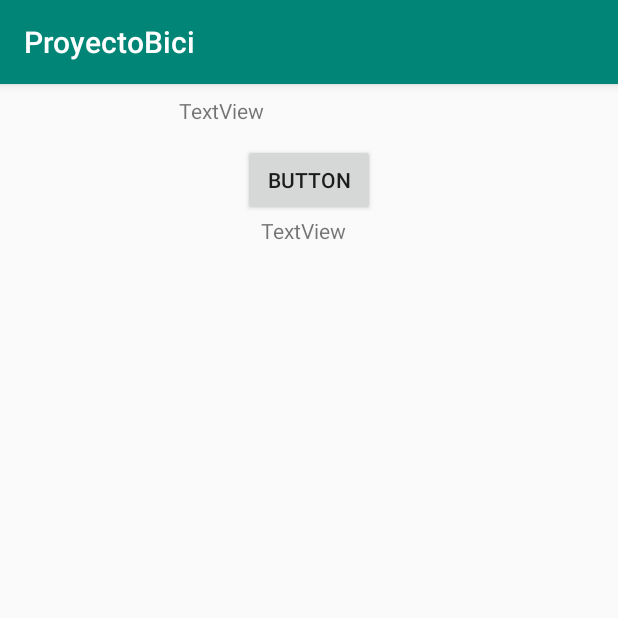
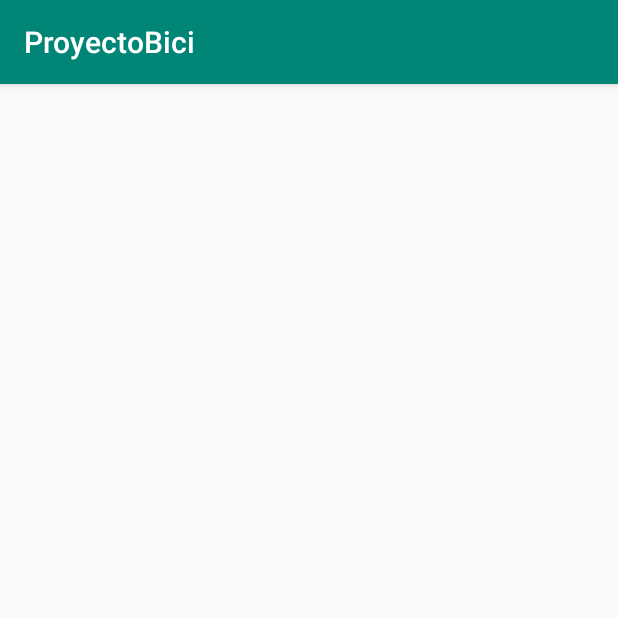
Before and after one commit to AngelChoquehuanca/ProyectoBici, an Android app: the MainActivity screen opened directly, with no data from a screen before it, on a phone screen of 412 x 824 dp, the top half of it. Run offline under Robolectric (Android 15) with nearby library versions, the phone set to English and light mode, and no system bars.

Commit message:
Borrando Vistas de Prueba

```diff
--- a/app/src/main/res/layout/activity_main.xml
+++ b/app/src/main/res/layout/activity_main.xml
@@ -4,38 +4,4 @@
     xmlns:tools="http://schemas.android.com/tools"
     android:layout_width="match_parent"
     android:layout_height="match_parent"
-    tools:context=".MainActivity">
-
-    <TextView
-        android:id="@+id/textView"
-        android:layout_width="174dp"
-        android:layout_height="32dp"
-        android:layout_marginStart="8dp"
-        android:layout_marginTop="8dp"
-        android:layout_marginEnd="8dp"
-        android:text="TextView"
-        app:layout_constraintEnd_toEndOf="parent"
-        app:layout_constraintStart_toStartOf="parent"
-        app:layout_constraintTop_toTopOf="parent" />
-
-    <Button
-        android:id="@+id/button"
-        android:layout_width="wrap_content"
-        android:layout_height="wrap_content"
-        android:layout_marginStart="8dp"
-        android:layout_marginEnd="8dp"
-        android:text="Button"
-        app:layout_constraintEnd_toEndOf="parent"
-        app:layout_constraintStart_toStartOf="parent"
-        app:layout_constraintTop_toBottomOf="@+id/textView" />
-
-    <TextView
-        android:id="@+id/textView2"
-        android:layout_width="wrap_content"
-        android:layout_height="304dp"
-        android:layout_marginEnd="8dp"
-        android:text="TextView"
-        app:layout_constraintEnd_toEndOf="parent"
-        app:layout_constraintStart_toStartOf="parent"
-        app:layout_constraintTop_toBottomOf="@+id/button" />
-</androidx.constraintlayout.widget.ConstraintLayout>
+    tools:context=".MainActivity"/>
```
